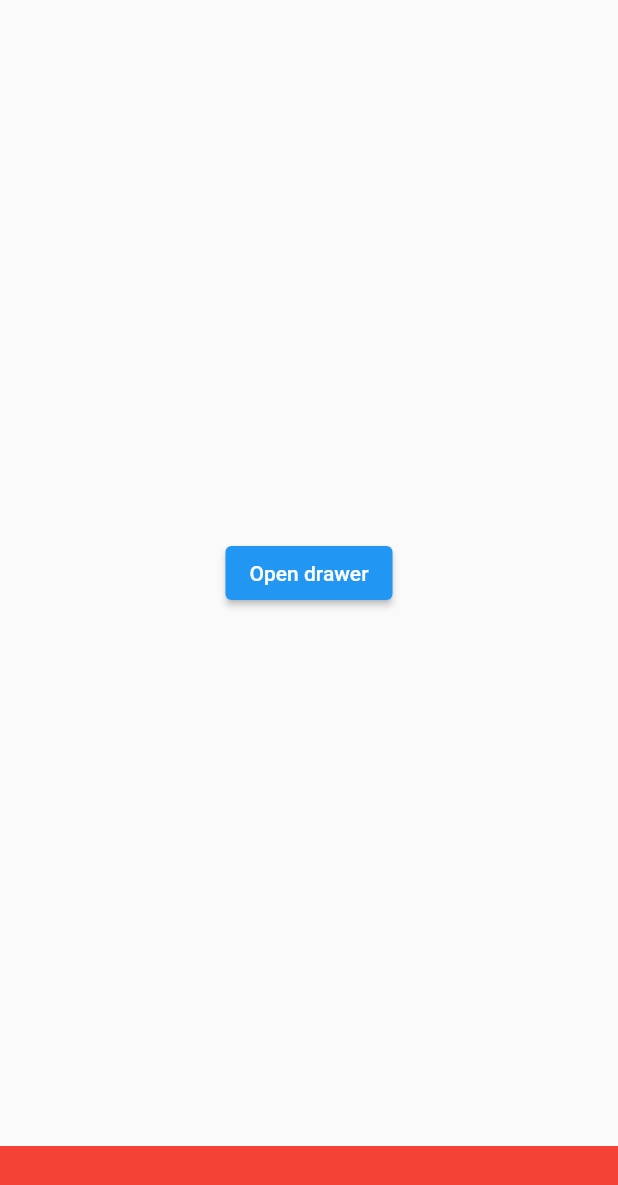
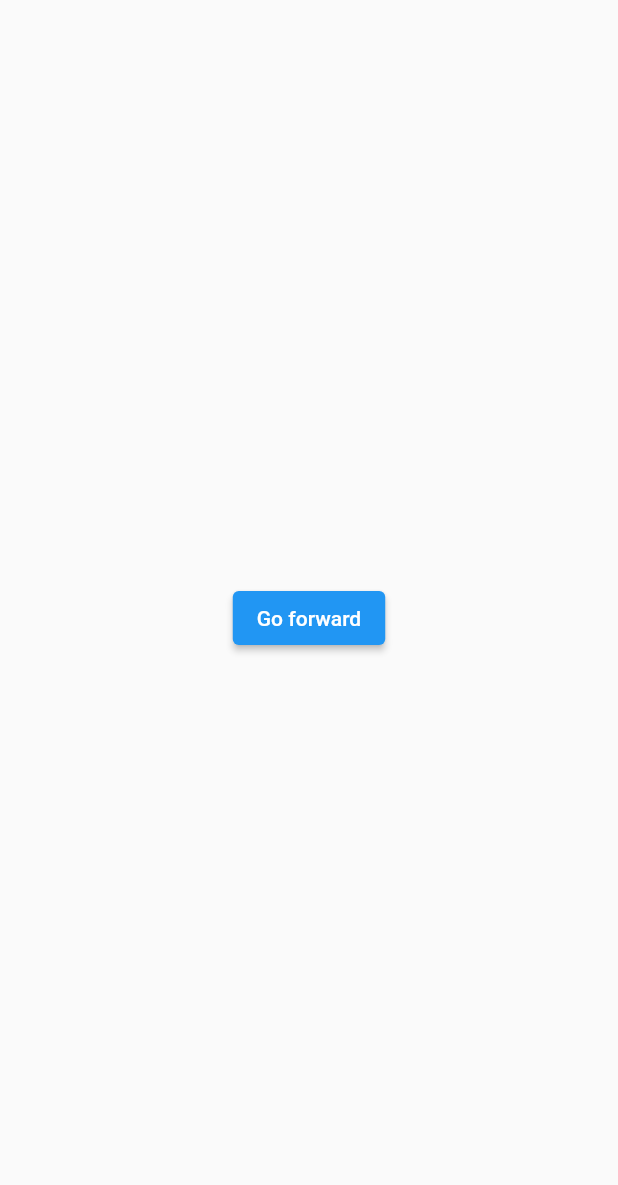
Before and after one commit to LordOlumide/reprex, a Flutter app: the screen it shows after launch, on a phone screen of 412 x 824 dp. Shown: the top 1185 px of the screen. Run offline on Flutter 3.47's test engine with Material 2 defaults, Android fonts, the light colour scheme and no system bars; our stand-ins replace go_router.

Commit message:
Go_router Stackoverflow error on trying to navigate in onExit

```diff
--- a/lib/main.dart
+++ b/lib/main.dart
@@ -16,28 +16,29 @@ class MyApp extends StatelessWidget {
     return MaterialApp.router(
       routerConfig: GoRouter(
         navigatorKey: _rootNavigatorKey,
-        initialLocation: '/home',
+        initialLocation: '/',
+        redirect: (context, state) {
+          return null;
+        },
         routes: [
           ShellRoute(
             navigatorKey: _homeNavKey,
-            builder: (context, state, child) => Stack(
-              children: [
-                Padding(
-                  padding: const EdgeInsets.only(bottom: 60),
-                  child: child,
-                ),
-                // Bottom nav bar
-                Align(
-                  alignment: Alignment.bottomCenter,
-                  child: Container(height: 60, color: Colors.red),
-                ),
-              ],
-            ),
+            builder: (context, state, child) => child,
             routes: [
               GoRoute(
-                path: '/home',
+                path: '/',
                 parentNavigatorKey: _homeNavKey,
-                builder: (context, state) => const MainView(),
+                builder: (context, state) => const HomeView(),
+              ),
+              GoRoute(
+                path: '/screen1',
+                parentNavigatorKey: _homeNavKey,
+                onExit: (context) {
+                  print('================= Exiting ========================');
+                  context.go('/');
+                  return true;
+                },
+                builder: (context, state) => const Screen1(),
               ),
             ],
           ),
@@ -47,85 +48,36 @@ class MyApp extends StatelessWidget {
   }
 }
 
-class MainView extends StatefulWidget {
-  const MainView({super.key});
-
-  @override
-  State<MainView> createState() => _MainViewState();
-}
-
-class _MainViewState extends State<MainView> {
-  final GlobalKey<ScaffoldState> _scaffoldKey = GlobalKey<ScaffoldState>();
+class HomeView extends StatelessWidget {
+  const HomeView({super.key});
 
   @override
   Widget build(BuildContext context) {
     return Scaffold(
-      key: _scaffoldKey,
       body: Center(
         child: ElevatedButton(
-          onPressed: () {
-            _scaffoldKey.currentState?.openDrawer();
-          },
-          child: const Text('Open drawer'),
+          onPressed: () => context.go('/screen1'),
+          child: const Text('Go forward'),
         ),
       ),
-      drawer: const CustomDrawer(),
     );
   }
 }
 
-class CustomDrawer extends StatelessWidget {
-  const CustomDrawer({super.key});
+class Screen1 extends StatelessWidget {
+  const Screen1({super.key});
 
   @override
   Widget build(BuildContext context) {
-    return Container(
-      width: 200,
-      color: Colors.white,
-      child: Column(
-        mainAxisAlignment: MainAxisAlignment.center,
-        children: [
-          ElevatedButton(
-            onPressed: () => onOpenDialogPressed(context),
-            child: const Text('Open dialog'),
-          ),
-        ],
+    return WillPopScope(
+      onWillPop: () async {
+        print('============ onWillPop triggered ================');
+        context.go('/');
+        return false;
+      },
+      child: const Scaffold(
+        backgroundColor: Colors.green,
       ),
     );
   }
-
-  Future<void> onOpenDialogPressed(BuildContext context) async {
-    late final bool? value;
-
-    if (context.mounted) {
-      value = await showDialog(
-        context: context,
-        builder: (context) {
-          return Dialog(
-            child: Row(
-              mainAxisAlignment: MainAxisAlignment.spaceBetween,
-              children: [
-                ElevatedButton(
-                  onPressed: () => context.pop(false),
-                  child: const Text('Pop with "false"'),
-                ),
-                ElevatedButton(
-                  onPressed: () => context.pop(true),
-                  child: const Text('Pop with "true"'),
-                ),
-              ],
-            ),
-          );
-        },
-      );
-    }
-    print('Value is: $value');
-    if (value == null) {
-      return;
-    }
-
-    if (context.mounted) {
-      print("Run more async functions");
-    }
-  }
 }
--- a/pubspec.yaml
+++ b/pubspec.yaml
@@ -5,7 +5,7 @@ publish_to: "none" # Remove this line if you wish to publish to pub.dev
 version: 1.0.0+1
 
 environment:
-  sdk: ">=2.18.0-109.0.dev <3.0.0"
+  sdk: '>=3.0.0 <4.0.0'
 dependencies:
   flutter:
     sdk: flutter
```
Also changed, not shown: 1 other file.
